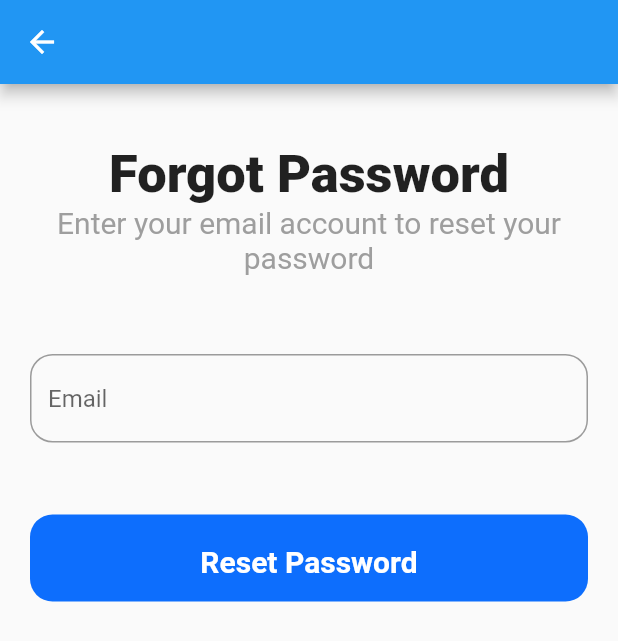
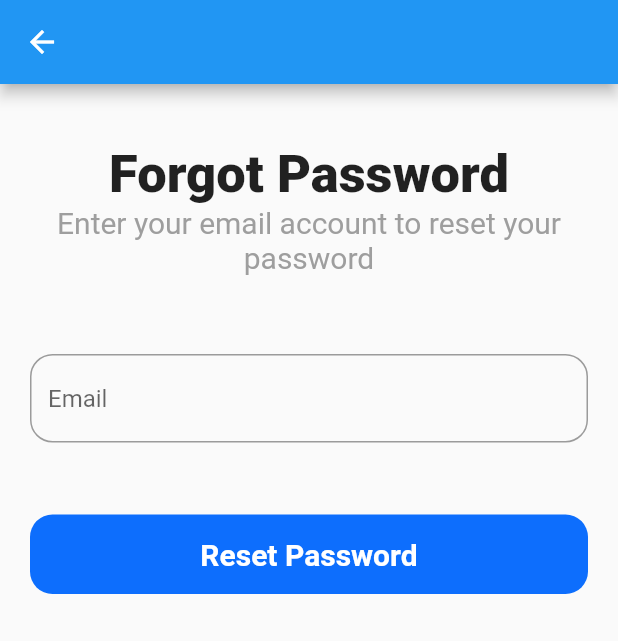
Before and after one commit to H-R-S/GuideWay, a Flutter app: the ForgotPasswordScreen screen opened directly, on a phone screen of 412 x 824 dp. Shown: the top 641 px of the screen. Run offline on Flutter 3.47's test engine with Material 2 defaults, Android fonts, the phone set to English and light mode, and no system bars; our stand-ins replace camera, permission_handler.

Commit message:
Widget UI updated | MyElevatedButton Widget

```diff
--- a/lib/view/widgets/button/my_elevated_button.dart
+++ b/lib/view/widgets/button/my_elevated_button.dart
@@ -13,7 +13,7 @@ class MyElevatedButton extends StatelessWidget {
         onTap: onTap,
         child: Container(
           width: double.infinity,
-          padding: const EdgeInsets.all(15).copyWith(top: 20),
+          padding: const EdgeInsets.symmetric(vertical: 15),
           decoration: BoxDecoration(
               borderRadius: BorderRadius.circular(15), color: primary),
           child: Center(
@@ -21,7 +21,7 @@ class MyElevatedButton extends StatelessWidget {
                   style: const TextStyle(
                       color: Colors.white,
                       fontSize: 20,
-                      fontWeight: FontWeight.bold))),
+                      fontWeight: FontWeight.bold)))
         ));
   }
 }
```
